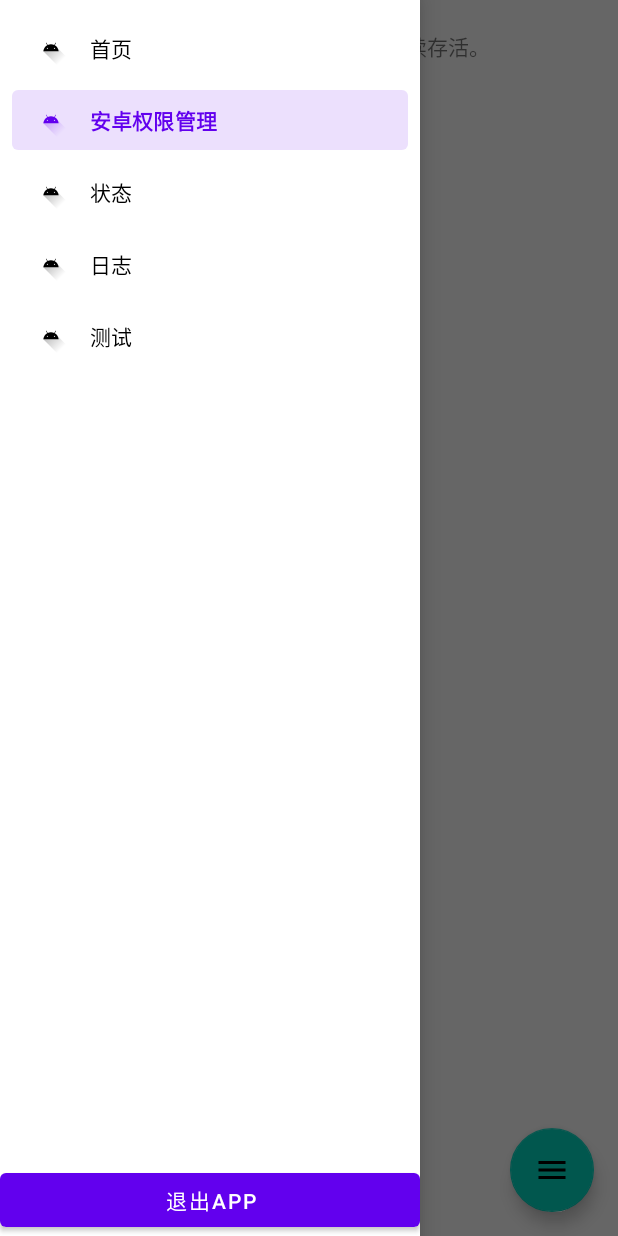
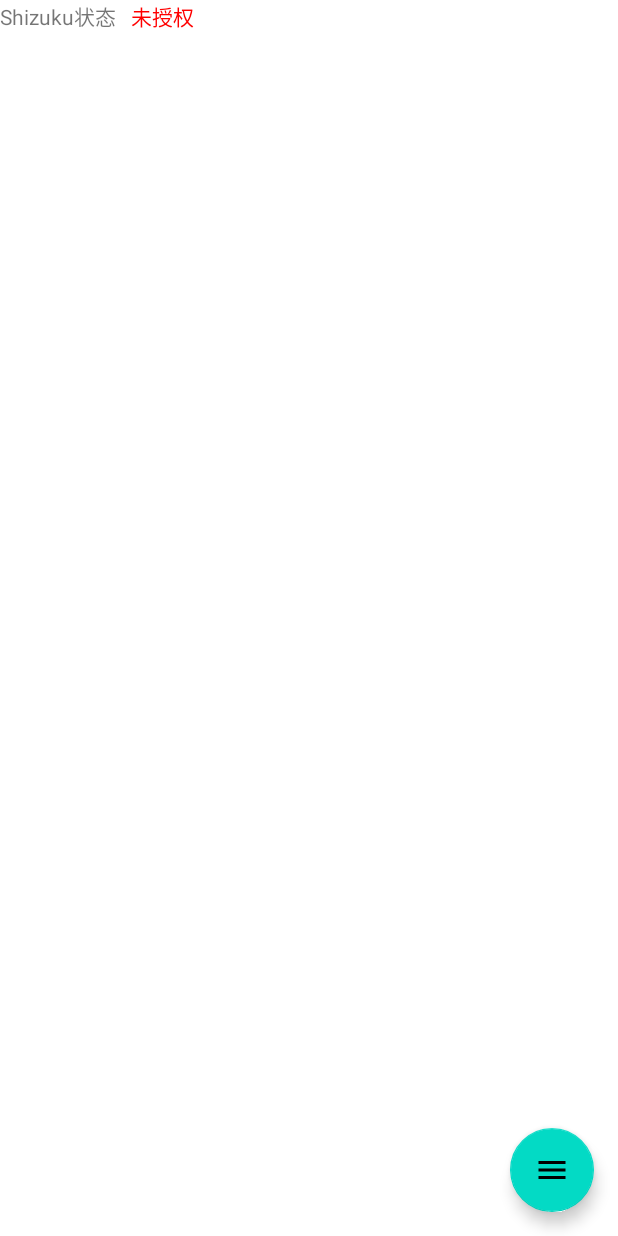
Before and after one commit to xfl12345/DroidCloudSms, an Android app: the screen it shows after launch (MainActivity), in the side drawer, after a tap on "状态", on a phone screen of 412 x 824 dp. Run offline under Robolectric (Android 15) with nearby library versions, the phone set to English and light mode, and no system bars; our stand-ins replace navigation-ui; libraries missing offline, so code that uses them is left out: com.github.iielse.switchbutton, com.hjq.permissions, rikka.shizuku; 7 statements that could not run were skipped.

Commit message:
重新调整APP结构。（因为之前不熟安卓）新增状态页面显示。

```diff
--- a/app/src/main/java/cc/xfl12345/android/droidcloudsms/AnyLauncherMain.java
+++ /dev/null
@@ -1,54 +0,0 @@
-package cc.xfl12345.android.droidcloudsms;
-
-import android.content.Context;
-import android.os.RemoteException;
-
-import androidx.annotation.NonNull;
-
-import cc.xfl12345.android.droidcloudsms.model.MyShizukuContext;
-import cc.xfl12345.android.droidcloudsms.model.NotificationUtils;
-import cc.xfl12345.android.droidcloudsms.model.SmSender;
-// import per.goweii.anypermission.AnyPermission;
-// import per.goweii.anypermission.RequestListener;
-
-public class AnyLauncherMain {
-    private final Context context;
-
-    private final MyShizukuContext myShizukuContext;
-
-    private SmSender smSender = null;
-
-
-    public Context getContext() {
-        return context;
-    }
-
-    public MyShizukuContext getMyShizukuContext() {
-        return myShizukuContext;
-    }
-
-    public SmSender getSmSender() {
-        if (smSender == null) {
-            if (myShizukuContext.requirePermission()) {
-                try {
-                    smSender = new SmSender(context);
-                } catch (ReflectiveOperationException | RemoteException e) {
-                    NotificationUtils.postNotification(context, SmSender.NOTIFICATION_TITLE, "创建短信服务失败！原因：" + e.getMessage());
-                    e.printStackTrace();
-                }
-            } else {
-                NotificationUtils.postNotification(context, SmSender.NOTIFICATION_TITLE, "创建短信服务失败！原因：" + "Shizuku 未授权");
-            }
-        }
-
-        return smSender;
-    }
-
-    public AnyLauncherMain(@NonNull Context context) {
-        this.context = context;
-
-        myShizukuContext = new MyShizukuContext(context);
-    }
-
-
-}
--- a/app/src/main/java/cc/xfl12345/android/droidcloudsms/MyApplication.java
+++ b/app/src/main/java/cc/xfl12345/android/droidcloudsms/MyApplication.java
@@ -13,6 +13,7 @@ import android.content.ServiceConnection;
 import android.os.Build;
 import android.os.Bundle;
 import android.os.IBinder;
+import android.os.RemoteException;
 
 import androidx.annotation.NonNull;
 import androidx.annotation.Nullable;
@@ -28,17 +29,38 @@ import java.util.Map;
 import java.util.concurrent.CopyOnWriteArrayList;
 import java.util.stream.Collectors;
 
+import cc.xfl12345.android.droidcloudsms.model.MyShizukuContext;
 import cc.xfl12345.android.droidcloudsms.model.NotificationUtils;
+import cc.xfl12345.android.droidcloudsms.model.SmSender;
 
 public class MyApplication extends Application {
     public static final int STALE_NOTIFICATION_ID = 0;
 
     private Context context;
 
-    private AnyLauncherMain anyLauncherMain;
+    private MyShizukuContext myShizukuContext;
 
-    public AnyLauncherMain getAnyLaucherMain() {
-        return anyLauncherMain;
+    public MyShizukuContext getMyShizukuContext() {
+        return myShizukuContext;
+    }
+
+    private SmSender smSender = null;
+
+    public SmSender getSmSender() {
+        if (smSender == null) {
+            if (myShizukuContext.requirePermission()) {
+                try {
+                    smSender = new SmSender(context);
+                } catch (ReflectiveOperationException | RemoteException e) {
+                    NotificationUtils.postNotification(context, SmSender.NOTIFICATION_TITLE, "创建短信服务失败！原因：" + e.getMessage());
+                    e.printStackTrace();
+                }
+            } else {
+                NotificationUtils.postNotification(context, SmSender.NOTIFICATION_TITLE, "创建短信服务失败！原因：" + "Shizuku 未授权");
+            }
+        }
+
+        return smSender;
     }
 
     private NotificationManager notificationManager;
@@ -53,6 +75,7 @@ public class MyApplication extends Application {
     public void onCreate() {
         super.onCreate();
         context = getApplicationContext();
+        myShizukuContext = new MyShizukuContext(context);
 
         permissionlist = new ArrayList<>(3);
         permissionlist.add(Map.entry(Permission.NOTIFICATION_SERVICE, "通知栏权限"));
@@ -110,8 +133,6 @@ public class MyApplication extends Application {
                 MyActivityManager.removeActivity(activity);
             }
         });
-
-        anyLauncherMain = new AnyLauncherMain(getApplicationContext());
 
         // 吊起前台保活服务
         foregroundServiceIntent = new Intent().setClass(getApplicationContext(), ForegroundService.class);
--- a/app/src/main/java/cc/xfl12345/android/droidcloudsms/model/MyShizukuContext.java
+++ b/app/src/main/java/cc/xfl12345/android/droidcloudsms/model/MyShizukuContext.java
@@ -35,6 +35,7 @@ public class MyShizukuContext implements
 
     public MyShizukuContext(Context context) {
         this.context = context;
+        refreshPermissionStatus();
         Shizuku.addBinderReceivedListener(this);
         Shizuku.addBinderDeadListener(this);
     }
--- a/app/src/main/java/cc/xfl12345/android/droidcloudsms/ui/MainActivity.java
+++ b/app/src/main/java/cc/xfl12345/android/droidcloudsms/ui/MainActivity.java
@@ -51,6 +51,7 @@ public class MainActivity extends AppCompatActivity {
 
         mAppBarConfiguration = new AppBarConfiguration.Builder(
             R.id.nav_welcome,
+            R.id.nav_status,
             R.id.nav_android_permission_manager,
             R.id.nav_test
         )
--- /dev/null
+++ b/app/src/main/java/cc/xfl12345/android/droidcloudsms/ui/StatusFragment.java
@@ -0,0 +1,40 @@
+package cc.xfl12345.android.droidcloudsms.ui;
+
+import android.graphics.Color;
+import android.os.Bundle;
+
+import androidx.fragment.app.Fragment;
+
+import android.view.LayoutInflater;
+import android.view.View;
+import android.view.ViewGroup;
+
+import cc.xfl12345.android.droidcloudsms.MyApplication;
+import cc.xfl12345.android.droidcloudsms.R;
+import cc.xfl12345.android.droidcloudsms.databinding.FragmentStatusBinding;
+
+public class StatusFragment extends Fragment {
+
+    public StatusFragment() {
+        // Required empty public constructor
+    }
+
+    @Override
+    public void onCreate(Bundle savedInstanceState) {
+        super.onCreate(savedInstanceState);
+    }
+
+    @Override
+    public View onCreateView(LayoutInflater inflater, ViewGroup container,
+                             Bundle savedInstanceState) {
+        // Inflate the layout for this fragment
+        View view = inflater.inflate(R.layout.fragment_status, container, false);
+        FragmentStatusBinding binding = FragmentStatusBinding.bind(view);
+
+        boolean shizukuGranted = ((MyApplication) requireContext().getApplicationContext()).getMyShizukuContext().isGranted();
+        binding.shizukuStatusMonitor.setText(shizukuGranted ? "已授权" : "未授权");
+        binding.shizukuStatusMonitor.setTextColor(shizukuGranted ? Color.GREEN : Color.RED);
+
+        return view;
+    }
+}
--- a/app/src/main/java/cc/xfl12345/android/droidcloudsms/ui/TestFragment.java
+++ b/app/src/main/java/cc/xfl12345/android/droidcloudsms/ui/TestFragment.java
@@ -11,7 +11,6 @@ import android.widget.EditText;
 
 import com.google.android.material.floatingactionbutton.FloatingActionButton;
 
-import cc.xfl12345.android.droidcloudsms.AnyLauncherMain;
 import cc.xfl12345.android.droidcloudsms.MyApplication;
 import cc.xfl12345.android.droidcloudsms.R;
 import cc.xfl12345.android.droidcloudsms.databinding.FragmentTestBinding;
@@ -49,8 +48,7 @@ public class TestFragment extends Fragment {
             smContent.setPhoneNumber(phoneNumber);
 
             new Thread(() -> {
-                AnyLauncherMain anyLauncherMain = ((MyApplication) view1.getContext().getApplicationContext()).getAnyLaucherMain();
-                SmSender smSender = anyLauncherMain.getSmSender();
+                SmSender smSender = ((MyApplication) view1.getContext().getApplicationContext()).getSmSender();
                 smSender.sendMessage(smContent.getContent(), smContent.getPhoneNumber());
             }).start();
         });
--- /dev/null
+++ b/app/src/main/res/layout/fragment_status.xml
@@ -0,0 +1,40 @@
+<?xml version="1.0" encoding="utf-8"?>
+<FrameLayout
+    xmlns:android="http://schemas.android.com/apk/res/android"
+    xmlns:app="http://schemas.android.com/apk/res-auto"
+    xmlns:tools="http://schemas.android.com/tools"
+    android:layout_width="match_parent"
+    android:layout_height="match_parent"
+    tools:context=".ui.StatusFragment">
+
+    <!--<LinearLayout-->
+    <!--    android:layout_width="match_parent"-->
+    <!--    android:layout_height="wrap_content"-->
+    <!--    android:orientation="vertical">-->
+    <!--    <LinearLayout-->
+    <!--        android:layout_width="match_parent"-->
+    <!--        android:layout_height="wrap_content"-->
+    <!--        android:orientation="horizontal">-->
+    <!--    </LinearLayout>-->
+    <!--</LinearLayout>-->
+    <androidx.constraintlayout.widget.ConstraintLayout
+        android:layout_width="match_parent"
+        android:layout_height="wrap_content">
+
+        <TextView
+            android:id="@+id/textview_title_shizuku_status"
+            android:layout_width="wrap_content"
+            android:layout_height="match_parent"
+            android:text="@string/shizuku_status"
+            app:layout_constraintTop_toTopOf="parent"
+            app:layout_constraintLeft_toLeftOf="parent" />
+        <TextView
+            android:id="@+id/shizuku_status_monitor"
+            android:layout_width="wrap_content"
+            android:layout_height="wrap_content"
+            android:paddingHorizontal="10dp"
+            app:layout_constraintTop_toTopOf="parent"
+            app:layout_constraintLeft_toRightOf="@id/textview_title_shizuku_status"/>
+    </androidx.constraintlayout.widget.ConstraintLayout>
+
+</FrameLayout>
--- a/app/src/main/res/navigation/mobile_navigation.xml
+++ b/app/src/main/res/navigation/mobile_navigation.xml
@@ -10,12 +10,17 @@
         android:label="@string/nav_label_welcome"
         tools:layout="@layout/fragment_welcome" />
 
-
     <fragment
         android:id="@+id/nav_android_permission_manager"
         android:name="cc.xfl12345.android.droidcloudsms.ui.AndroidPermissionManagerFragment"
         android:label="@string/nav_label_android_permission_manager"
         tools:layout="@layout/fragment_android_permission_manager" />
+
+    <fragment
+        android:id="@+id/nav_status"
+        android:name="cc.xfl12345.android.droidcloudsms.ui.StatusFragment"
+        android:label="@string/nav_label_status"
+        tools:layout="@layout/fragment_status" />
 
     <fragment
         android:id="@+id/nav_test"
--- a/app/src/main/res/values/strings.xml
+++ b/app/src/main/res/values/strings.xml
@@ -28,7 +28,8 @@
 
     <string name="hello_blank_fragment">Hello blank fragment</string>
     <string name="accessibility_description_test_activity_send_sms_button">send SMS button</string>
-    <string name="permission_request_origin">务必开启以下所有权限，确保APP后台持续存活。</string>
+    <string name="permission_request_origin">务必开启以下所有权限，确保APP可以正常工作。</string>
     <string name="exit_app">退出APP</string>
+    <string name="shizuku_status">Shizuku状态</string>
 
 </resources>
```
